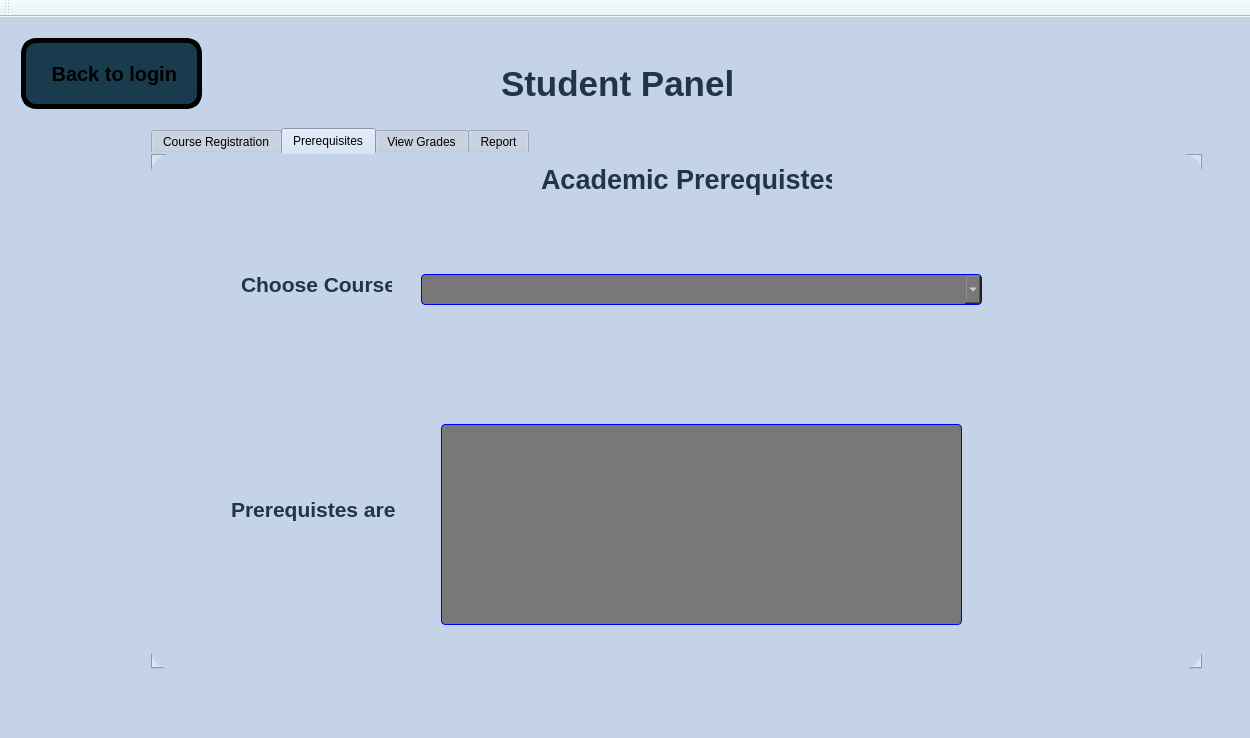
First picture: the form in Coursify.ui, repository Ahmed-ElGoharyy/Coursifyy, before the edit.
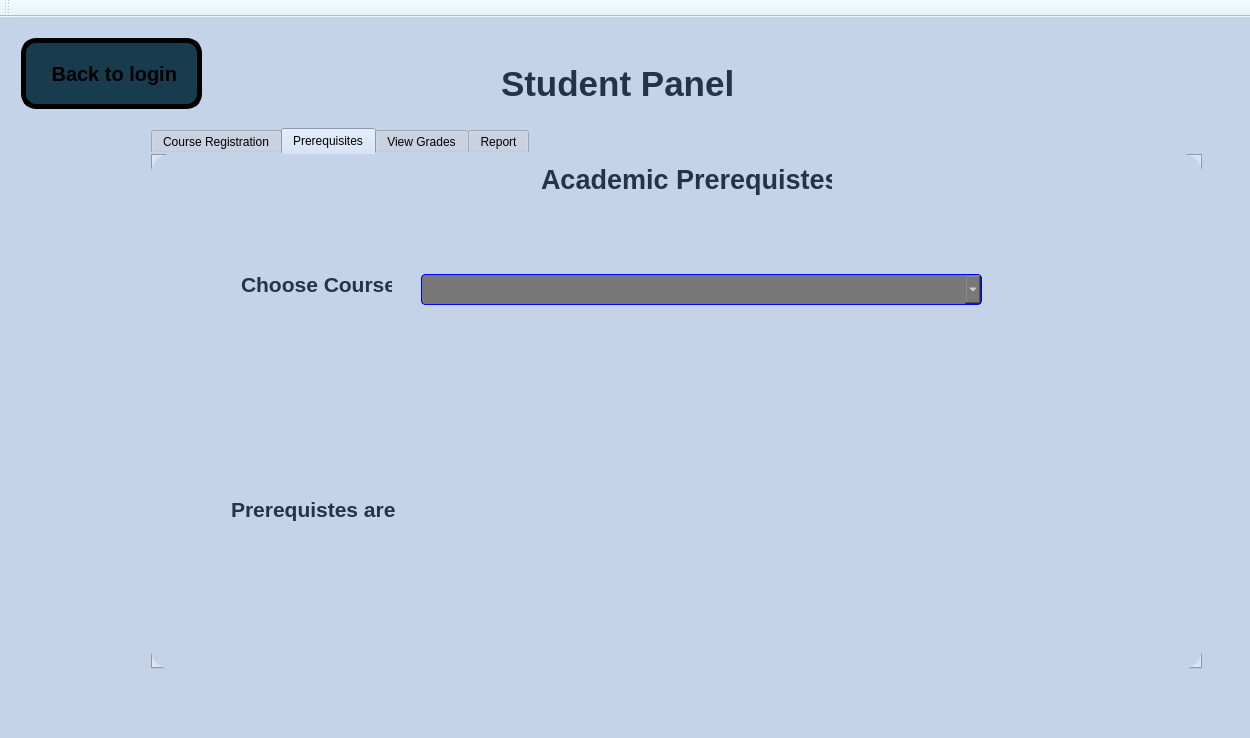
Second picture: the form after the edit. The open tabs and pages were chosen to show the change. Icons and pictures are not drawn.

Commit message: show prerequisites added for student too

Diff of the .ui file:
```diff
--- a/Coursify.ui
+++ b/Coursify.ui
@@ -4449,25 +4449,15 @@
            <string>Prerequistes are</string>
           </property>
          </widget>
-         <widget class="QTextEdit" name="textEdit">
+         <widget class="QListWidget" name="list_showpreq">
           <property name="geometry">
            <rect>
-            <x>290</x>
+            <x>375</x>
             <y>270</y>
-            <width>521</width>
-            <height>201</height>
+            <width>291</width>
+            <height>192</height>
            </rect>
           </property>
-          <property name="styleSheet">
-           <string notr="true">background-color: rgb(120, 120, 120);
-
-   color:white;
-    border: 1px solid Blue;
-    border-radius: 4px;
-    padding: 4px;
-
-</string>
-          </property>
          </widget>
         </widget>
         <widget class="QWidget" name="tabe_7">
```
Left out of the diff: 4 changed lines with no effect on the pictures. The commit also changes 2 other files.
